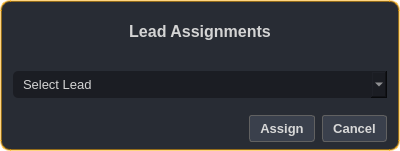
Narendarvfx/Tendrill, file ui/projects/lead_assign_modal.ui: the form before one commit.
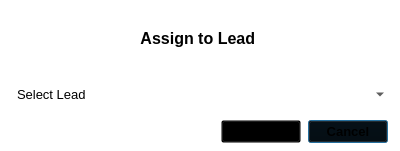
The form after the commit. Icons and pictures are not drawn.

Patch:
```diff
--- a/ui/projects/lead_assign_modal.ui
+++ b/ui/projects/lead_assign_modal.ui
@@ -35,62 +35,7 @@
    <item row="0" column="0">
     <widget class="QFrame" name="frame">
      <property name="styleSheet">
-      <string notr="true">QFrame{
-background-color: rgb(40, 44, 52);
-border:2px solid rgba(255, 170, 0, 0.5);
-border-radius:10px
-}
-QLabel{
-color: rgb(212, 212, 212);
-border:none
-}
-QPushButton{
-	color: rgb(216, 216, 216);
-background-color: rgb(58, 64, 76);
-border:1px solid  rgb(97, 97, 97);
-border-radius:3px;
-padding-left:10px;
-padding-right:10px;
-padding-top:5px;
-padding-bottom:5px;
-}
-QPushButton::hover{
-	background-color: rgb(62, 68, 81);
-}
-QPushButton::pressed{
-	background-color: rgb(52, 57, 68);
-}
-/* COMBOBOX */
-QComboBox{
-	background-color: rgb(27, 29, 35);
-	border-radius: 5px;
-	border: 2px solid rgb(27, 29, 35);
-	padding: 5px;
-	padding-left: 10px;
-	color: rgb(212, 212, 212);
-}
-QComboBox:hover{
-	border: 2px solid rgb(64, 71, 88);
-}
-QComboBox::drop-down {
-	subcontrol-origin: padding;
-	subcontrol-position: top right;
-	width: 25px; 
-	border-left-width: 3px;
-	border-left-color: rgba(39, 44, 54, 150);
-	border-left-style: solid;
-	border-top-right-radius: 3px;
-	border-bottom-right-radius: 3px;	
-	background-image: url(:/16x16/icons/16x16/cil-arrow-bottom.png);
-	background-position: center;
-	background-repeat: no-reperat;
- }
-QComboBox QAbstractItemView {
-	color: rgb(85, 170, 255);	
-	background-color: rgb(27, 29, 35);
-	padding: 10px;
-	selection-background-color: rgb(39, 44, 54);
-}</string>
+      <string notr="true"/>
      </property>
      <property name="frameShape">
       <enum>QFrame::StyledPanel</enum>
@@ -185,7 +130,7 @@
          </font>
         </property>
         <property name="text">
-         <string>Lead Assignments</string>
+         <string>Assign to Lead </string>
         </property>
         <property name="alignment">
          <set>Qt::AlignCenter</set>
```
